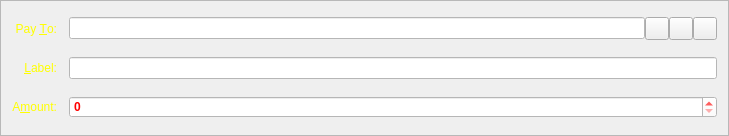
This is src/qt/forms/sendcoinsentry.ui in scificryptocoin/Federation-Credits as Qt 5 draws it before an edit. The edited form follows.
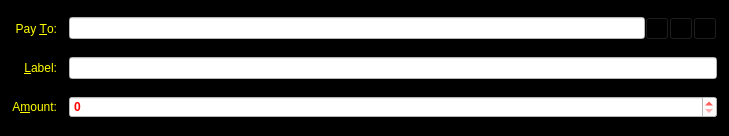
This is the edited form. Icons and pictures are not drawn. Custom widgets are drawn as their Qt base class.

The edit to the form file:
```diff
--- a/src/qt/forms/sendcoinsentry.ui
+++ b/src/qt/forms/sendcoinsentry.ui
@@ -13,6 +13,9 @@
   <property name="windowTitle">
    <string>Form</string>
   </property>
+  <property name="styleSheet">
+   <string notr="true">background-color:rgb(0,0,0);</string>
+  </property>
   <property name="frameShape">
    <enum>QFrame::StyledPanel</enum>
   </property>
```
